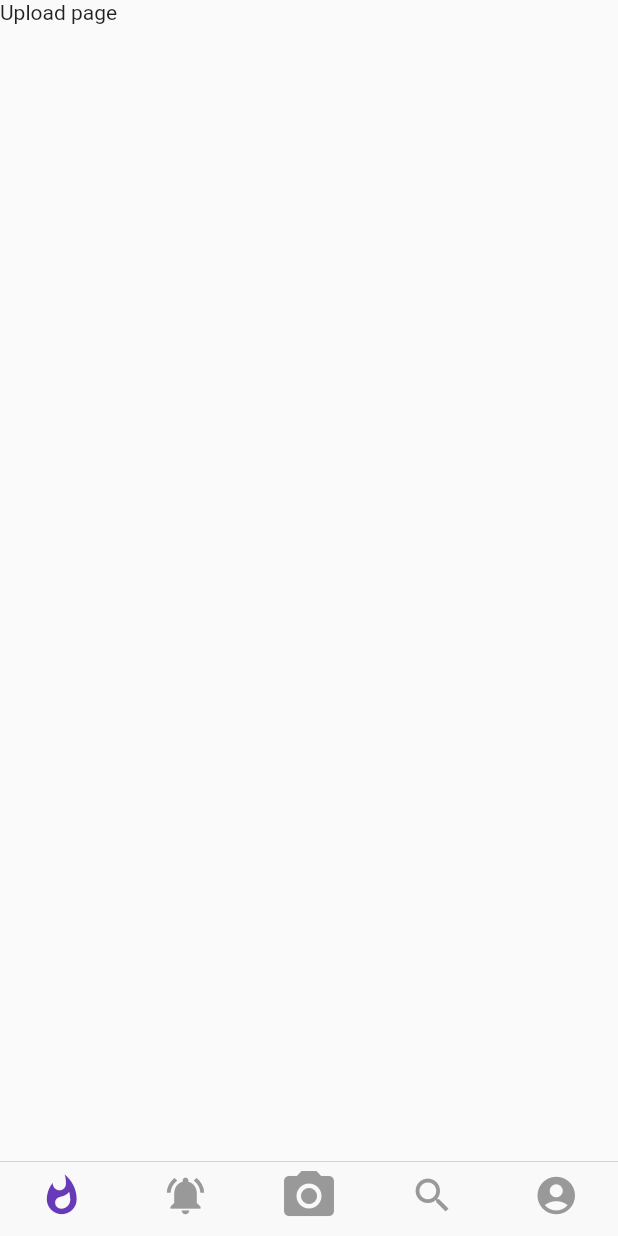
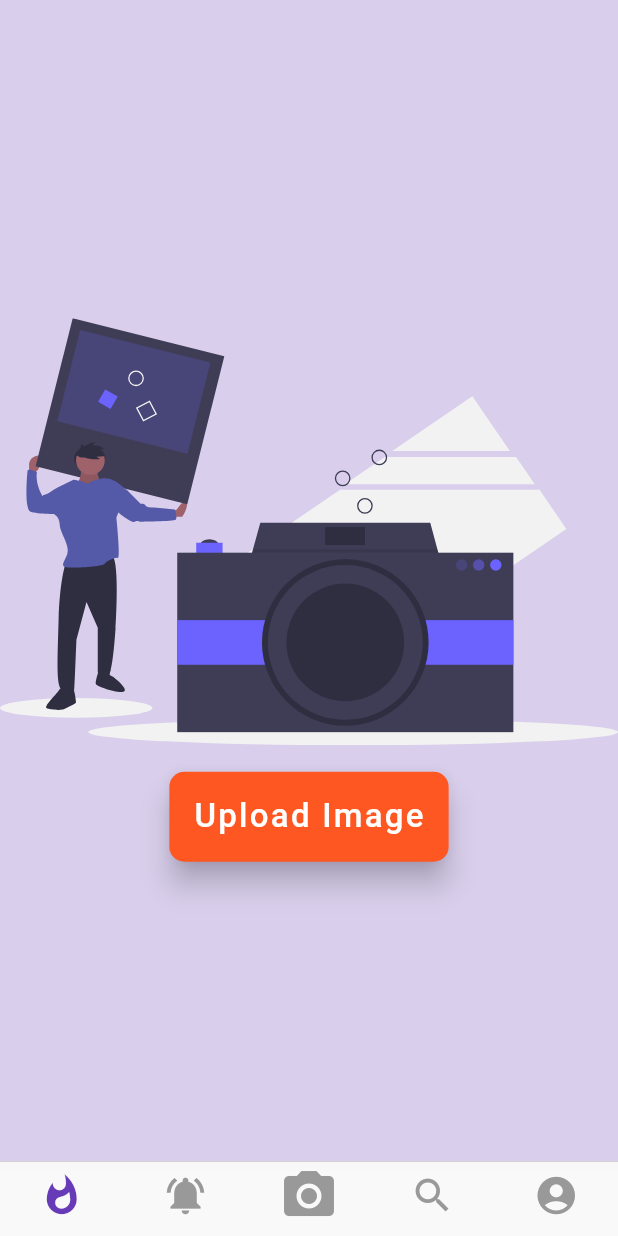
Before and after one commit to dagmawi-asfaw/fluttershare, a Flutter app: the screen it shows once a user with an empty profile is signed in, swiped to page 3, on a phone screen of 412 x 824 dp. Run offline on Flutter 3.47's test engine with Material 2 defaults, Android fonts, the phone set to English and light mode, and no system bars; our stand-ins replace cached_network_image, cloud_firestore, firebase_auth, firebase_core, flutter_svg, form_field_validator and 2 more; accounts and stored records are empty.

Commit message:
ädd image upload handlers

```diff
--- a/lib/main.dart
+++ b/lib/main.dart
@@ -12,7 +12,6 @@ void main() async {
 class MyApp extends StatelessWidget {
   @override
   Widget build(BuildContext context) {
-    // TODO: implement build
     return MaterialApp(
       title: "flutteshare",
       debugShowCheckedModeBanner: false,
--- a/lib/pages/home.dart
+++ b/lib/pages/home.dart
@@ -181,7 +181,6 @@ class _HomeState extends State<Home> {
 
   @override
   void initState() {
-    // TODO: implement initState
     super.initState();
     FirebaseAuth.instance.authStateChanges().listen((User user) {
       if (user != null) {
@@ -203,7 +202,6 @@ class _HomeState extends State<Home> {
 
   @override
   void dispose() {
-    // TODO: implement dispose
     super.dispose();
     _pageController.dispose();
   }
--- a/lib/pages/timeline.dart
+++ b/lib/pages/timeline.dart
@@ -30,7 +30,6 @@ class _TimelineState extends State<Timeline> {
 
   @override
   void initState() {
-    // TODO: implement initState
     super.initState();
   }
 
--- a/lib/pages/upload.dart
+++ b/lib/pages/upload.dart
@@ -1,4 +1,9 @@
+import 'dart:io';
+
 import 'package:flutter/cupertino.dart';
+import 'package:flutter/material.dart';
+import 'package:flutter_svg/flutter_svg.dart';
+import 'package:image_picker/image_picker.dart';
 
 class Upload extends StatefulWidget {
   @override
@@ -6,10 +11,132 @@ class Upload extends StatefulWidget {
 }
 
 class _UploadState extends State<Upload> {
+  File file;
+  final picker = ImagePicker();
+
+  Future<void> handleChoosePhotoFromGallery() async {
+    PickedFile pickedFile = await picker.getImage(source: ImageSource.gallery);
+    if (pickedFile != null) {
+      setState(() {
+        this.file = File(pickedFile.path);
+      });
+    } else if (pickedFile == null) {
+      print("No Image picked");
+    }
+    Navigator.pop(context);
+  }
+
+  Future<void> handleTakePhoto() async {
+    PickedFile pickedFile = await picker.getImage(
+      source: ImageSource.camera,
+      maxHeight: 960,
+      maxWidth: 675,
+    );
+    if (pickedFile != null) {
+      setState(() {
+        this.file = File(pickedFile.path);
+      });
+    } else if (pickedFile == null) {
+      print("No Image picked");
+    }
+    Navigator.pop(context);
+  }
+
+  selectImage(parentContext) {
+    return showDialog(
+      context: parentContext,
+      builder: (context) {
+        return SimpleDialog(
+          title: Text(
+            "Create Post",
+            style: TextStyle(fontSize: 22.0),
+          ),
+          children: [
+            SimpleDialogOption(
+              onPressed: handleTakePhoto,
+              child: Text("Photo with camera"),
+            ),
+            SimpleDialogOption(
+              onPressed: handleChoosePhotoFromGallery,
+              child: Text("Photo from gallery"),
+            ),
+            SimpleDialogOption(
+              onPressed: () {
+                Navigator.pop(context);
+              },
+              child: Text("Cancel"),
+            ),
+          ],
+        );
+      },
+    );
+  }
+
+  Container buildSplashScreen() {
+    final Orientation _orientation = MediaQuery.of(context).orientation;
+
+    return Container(
+      color: Theme.of(context).primaryColorLight.withOpacity(0.8),
+      child: Column(
+        mainAxisAlignment: MainAxisAlignment.center,
+        children: [
+          Padding(
+            padding: const EdgeInsets.only(top: 5.0),
+            child: SvgPicture.asset(
+              'assets/images/upload.svg',
+              semanticsLabel: "upload",
+              height: (_orientation == Orientation.portrait) ? 300.0 : 150.0,
+            ),
+          ),
+          Padding(
+            padding: EdgeInsets.only(top: 10.0),
+            child: ElevatedButton(
+              style: ButtonStyle(
+                minimumSize: MaterialStateProperty.all(
+                  Size(35.0, 60.0),
+                ),
+                shape: MaterialStateProperty.all(
+                  RoundedRectangleBorder(
+                    borderRadius: BorderRadius.circular(10.0),
+                  ),
+                ),
+                backgroundColor: MaterialStateProperty.resolveWith(
+                  (states) {
+                    if (states.contains(MaterialState.pressed)) {
+                      return Colors.deepOrangeAccent;
+                    }
+                    return Colors.deepOrange;
+                  },
+                ),
+                elevation: MaterialStateProperty.resolveWith(
+                  (states) {
+                    if (states.contains(MaterialState.pressed)) {
+                      return 4.0;
+                    }
+                    return 8.0;
+                  },
+                ),
+                shadowColor: MaterialStateProperty.all(Colors.black),
+              ),
+              onPressed: () => selectImage(context),
+              child: Text(
+                "Upload Image",
+                style: TextStyle(
+                    color: Colors.white, fontSize: 22.0, letterSpacing: 1.5),
+              ),
+            ),
+          )
+        ],
+      ),
+    );
+  }
+
+  buildUploadForm() {
+    return Text("file has been uploaded or picked I don't know yet");
+  }
+
   @override
   Widget build(BuildContext context) {
-    return Container(
-      child: Text("Upload page"),
-    );
+    return (this.file == null) ? buildSplashScreen() : buildUploadForm();
   }
 }
--- a/lib/widgets/logInForm.dart
+++ b/lib/widgets/logInForm.dart
@@ -183,7 +183,6 @@ class _LogInFormState extends State<LogInForm> {
 
   @override
   void dispose() {
-    // TODO: implement dispose
     super.dispose();
     _emailController.dispose();
     _passwordController.dispose();
--- a/lib/widgets/signUpForm.dart
+++ b/lib/widgets/signUpForm.dart
@@ -293,7 +293,6 @@ class _SignUpFormState extends State<SignUpForm> {
 
   @override
   void dispose() {
-    // TODO: implement dispose
     super.dispose();
     _passwordController.dispose();
     _emailController.dispose();
--- a/pubspec.yaml
+++ b/pubspec.yaml
@@ -35,6 +35,7 @@ dependencies:
   cloud_firestore: ^1.0.4
   flutter_svg: ^0.21.0+1
   cached_network_image: ^3.0.0
+  image_picker: ^0.7.4
 
 dev_dependencies:
   flutter_test:
```
Also changed, not shown: lib/pages/search.dart (+10 -11 lines), pubspec.lock.
